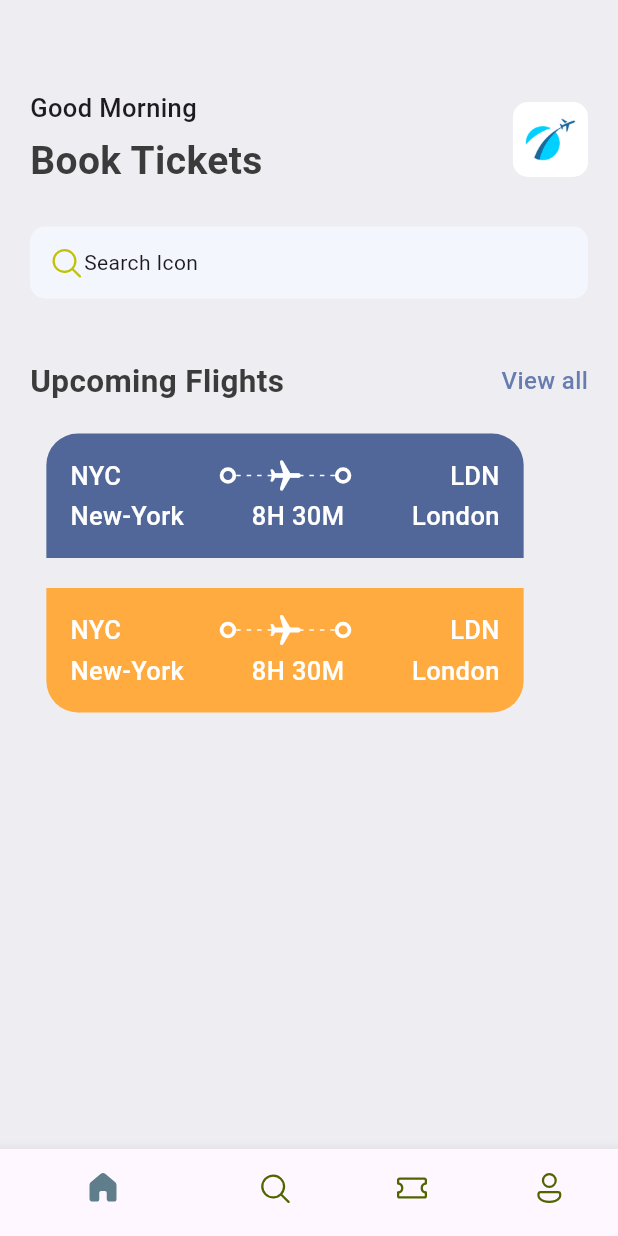
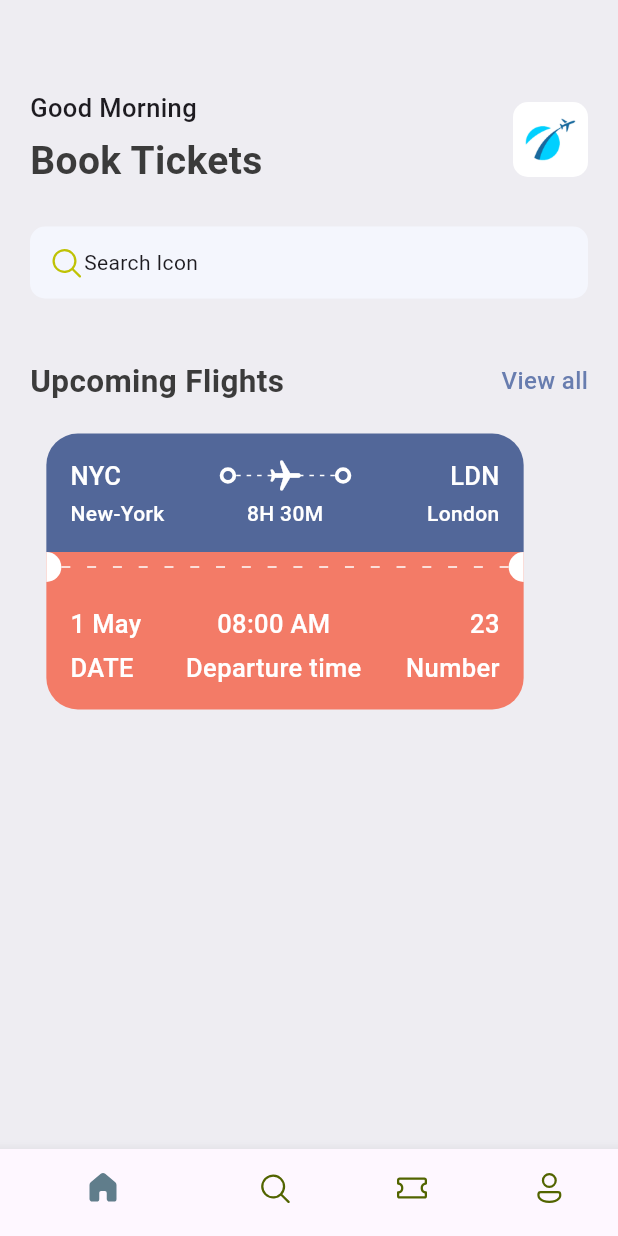
Before and after one commit to kyle-bdvl/flutter-app, a Flutter app: the screen it shows after launch, on a phone screen of 412 x 824 dp. Run offline on Flutter 3.47's test engine with Material 3 defaults, Android fonts, the phone set to English and light mode, and no system bars; our stand-ins replace fluentui_icons; missing offline and left inert: dart:ffi.

Commit message:
learnt how to make reusable classes something like components in react, hit the 6 hour mark

```diff
--- a/analysis_options.yaml
+++ b/analysis_options.yaml
@@ -23,6 +23,7 @@ linter:
   rules:
     # avoid_print: false  # Uncomment to disable the `avoid_print` rule
     # prefer_single_quotes: true  # Uncomment to enable the `prefer_single_quotes` rule
+    prefer_const_constructors: true
 
 # Additional information about this file can be found at
 # https://dart.dev/guides/language/analysis-options
--- a/lib/base/bottom_nav_bar.dart
+++ b/lib/base/bottom_nav_bar.dart
@@ -38,22 +38,22 @@ class _BottomNavbarState extends State<BottomNavbar> {
         unselectedItemColor: const Color(0xFF526400),
         showSelectedLabels: false,
         items: [
-          BottomNavigationBarItem(
+          const BottomNavigationBarItem(
             icon: Icon(FluentSystemIcons.ic_fluent_home_regular),
             activeIcon: Icon(FluentSystemIcons.ic_fluent_home_filled),
             label: "Home",
           ),
-          BottomNavigationBarItem(
+          const BottomNavigationBarItem(
             icon: Icon(FluentSystemIcons.ic_fluent_search_regular),
             activeIcon: Icon(FluentSystemIcons.ic_fluent_search_filled),
             label: "Search",
           ),
-          BottomNavigationBarItem(
+          const BottomNavigationBarItem(
             icon: Icon(FluentSystemIcons.ic_fluent_ticket_regular),
             activeIcon: Icon(FluentSystemIcons.ic_fluent_ticket_filled),
             label: "Tickets",
           ),
-          BottomNavigationBarItem(
+          const BottomNavigationBarItem(
             icon: Icon(FluentSystemIcons.ic_fluent_person_regular),
             activeIcon: Icon(FluentSystemIcons.ic_fluent_person_filled),
             label: "Profile",
--- a/lib/base/res/styles/app_styles.dart
+++ b/lib/base/res/styles/app_styles.dart
@@ -6,7 +6,7 @@ class AppStyles {
   static Color primaryColor = primary;
   static Color textColor = const Color(0xFF3b3b3b);
   static Color bgColor = const Color(0xFFeeedf2);
-
+  static Color ticketOrange = const Color(0xFFF37B67);
   static Color ticketBlue = const Color(0xFF526799);
 
   static TextStyle textStyle = TextStyle(
@@ -31,4 +31,9 @@ class AppStyles {
     fontSize: 17,
     fontWeight: FontWeight.w500,
   );
+
+  static TextStyle headLineStyle4 = const TextStyle(
+    fontSize: 14,
+    fontWeight: FontWeight.w500,
+  );
 }
--- /dev/null
+++ b/lib/base/widgets/app_column_text_layout.dart
@@ -0,0 +1,26 @@
+import 'package:flutter/cupertino.dart';
+import 'package:ticket_app/base/widgets/text_style_third.dart';
+
+class AppColumnTextLayout extends StatelessWidget {
+  final String text1;
+  final String text2;
+  final CrossAxisAlignment alignment;
+  const AppColumnTextLayout({
+    super.key,
+    required this.text1,
+    required this.text2,
+    required this.alignment,
+  });
+
+  @override
+  Widget build(BuildContext context) {
+    return Column(
+      crossAxisAlignment: alignment,
+      children: [
+        TextStyleThird(text: text1),
+        const SizedBox(height: 5),
+        TextStyleThird(text: text2),
+      ],
+    );
+  }
+}
--- a/lib/base/widgets/app_layoutbuilder_widget.dart
+++ b/lib/base/widgets/app_layoutbuilder_widget.dart
@@ -3,7 +3,12 @@ import 'package:flutter/material.dart';
 
 class AppLayoutBuilderWidget extends StatelessWidget {
   final int randomDivider;
-  const AppLayoutBuilderWidget({super.key, required this.randomDivider});
+  final double width;
+  const AppLayoutBuilderWidget({
+    super.key,
+    required this.randomDivider,
+    this.width = 3,
+  });
 
   @override
   Widget build(BuildContext context) {
@@ -15,9 +20,9 @@ class AppLayoutBuilderWidget extends StatelessWidget {
           children: List.generate(
             (constraints.constrainWidth() / randomDivider).floor(),
             (index) => SizedBox(
-              width: 3,
+              width: width,
               height: 1,
-              child: DecoratedBox(
+              child: const DecoratedBox(
                 decoration: BoxDecoration(color: Colors.white),
               ),
             ),
--- /dev/null
+++ b/lib/base/widgets/big_circle.dart
@@ -0,0 +1,30 @@
+import 'package:flutter/material.dart';
+
+class BigCircle extends StatelessWidget {
+  final bool isRight;
+
+  const BigCircle({super.key, required this.isRight});
+
+  @override
+  Widget build(BuildContext context) {
+    return SizedBox(
+      height: 20,
+      width: 10,
+      child: DecoratedBox(
+        decoration: BoxDecoration(
+          color: Colors.white,
+          borderRadius:
+              isRight == true
+                  ? const BorderRadius.only(
+                    topLeft: Radius.circular(10),
+                    bottomLeft: Radius.circular(10),
+                  )
+                  : const BorderRadius.only(
+                    topRight: Radius.circular(10),
+                    bottomRight: Radius.circular(10),
+                  ),
+        ),
+      ),
+    );
+  }
+}
--- /dev/null
+++ b/lib/base/widgets/text_style_fourth.dart
@@ -0,0 +1,21 @@
+import 'package:flutter/material.dart';
+import 'package:ticket_app/base/res/styles/app_styles.dart';
+
+class TextStyleFourth extends StatelessWidget {
+  final String text;
+  final TextAlign align;
+  const TextStyleFourth({
+    super.key,
+    required this.text,
+    this.align = TextAlign.start,
+  });
+
+  @override
+  Widget build(BuildContext context) {
+    return Text(
+      text,
+      textAlign: align,
+      style: AppStyles.headLineStyle4.copyWith(color: Colors.white),
+    );
+  }
+}
--- /dev/null
+++ b/lib/base/widgets/text_style_third.dart
@@ -0,0 +1,16 @@
+import 'package:flutter/material.dart';
+import 'package:ticket_app/base/res/styles/app_styles.dart';
+
+class TextStyleThird extends StatelessWidget {
+  final String text;
+
+  const TextStyleThird({super.key, required this.text});
+
+  @override
+  Widget build(BuildContext context) {
+    return Text(
+      text,
+      style: AppStyles.headLineStyle3.copyWith(color: Colors.white),
+    );
+  }
+}
--- a/lib/base/widgets/ticket_view.dart
+++ b/lib/base/widgets/ticket_view.dart
@@ -1,8 +1,11 @@
-import 'package:flutter/cupertino.dart';
 import 'package:flutter/material.dart';
 import 'package:ticket_app/base/res/styles/app_styles.dart';
+import 'package:ticket_app/base/widgets/app_column_text_layout.dart';
 import 'package:ticket_app/base/widgets/app_layoutbuilder_widget.dart';
+import 'package:ticket_app/base/widgets/big_circle.dart';
 import 'package:ticket_app/base/widgets/big_dot.dart';
+import 'package:ticket_app/base/widgets/text_style_fourth.dart';
+import 'package:ticket_app/base/widgets/text_style_third.dart';
 
 class TicketView extends StatelessWidget {
   const TicketView({super.key});
@@ -14,15 +17,17 @@ class TicketView extends StatelessWidget {
       width: size.width * 0.85,
       height: 189,
       child: Container(
+        // EdgeInsets === padding
         margin: const EdgeInsets.only(right: 16),
         child: Column(
           children: [
+            //blue partion
             Container(
-              margin: EdgeInsets.only(right: 16),
-              padding: EdgeInsets.all(16),
+              margin: const EdgeInsets.only(right: 16),
+              padding: const EdgeInsets.all(16),
               decoration: BoxDecoration(
                 color: AppStyles.ticketBlue,
-                borderRadius: BorderRadius.only(
+                borderRadius: const BorderRadius.only(
                   topLeft: Radius.circular(21),
                   topRight: Radius.circular(21),
                 ),
@@ -32,13 +37,8 @@ class TicketView extends StatelessWidget {
                   //show departure and destination with Icons first line
                   Row(
                     children: [
-                      Text(
-                        "NYC",
-                        style: AppStyles.headLineStyle3.copyWith(
-                          color: Colors.white,
-                        ),
-                      ),
-                      Expanded(child: Container()),
+                      const TextStyleThird(text: 'NYC'),
+                      const Expanded(child: SizedBox()),
                       const BigDot(),
                       // Stack basically there will be stuff on top of each other and you need a lot of children for that
                       Expanded(
@@ -51,7 +51,7 @@ class TicketView extends StatelessWidget {
                             Center(
                               child: Transform.rotate(
                                 angle: 1.57,
-                                child: Icon(
+                                child: const Icon(
                                   Icons.local_airport_rounded,
                                   color: Colors.white,
                                 ),
@@ -61,37 +61,26 @@ class TicketView extends StatelessWidget {
                         ),
                       ),
                       const BigDot(),
-                      Expanded(child: Container()),
-                      Text(
-                        "LDN",
-                        style: AppStyles.headLineStyle3.copyWith(
-                          color: Colors.white,
-                        ),
-                      ),
+                      const Expanded(child: SizedBox()),
+                      const TextStyleThird(text: 'LDN'),
                     ],
                   ),
                   const SizedBox(height: 3),
                   //Show departure and desitionation names with Time
                   Row(
                     children: [
-                      Text(
-                        "New-York",
-                        style: AppStyles.headLineStyle3.copyWith(
-                          color: Colors.white,
-                        ),
+                      const SizedBox(
+                        width: 100,
+                        child: TextStyleFourth(text: "New-York"),
                       ),
                       Expanded(child: Container()),
-                      Text(
-                        "8H 30M",
-                        style: AppStyles.headLineStyle3.copyWith(
-                          color: Colors.white,
-                        ),
-                      ),
+                      const TextStyleFourth(text: "8H 30M"),
                       Expanded(child: Container()),
-                      Text(
-                        "London",
-                        style: AppStyles.headLineStyle3.copyWith(
-                          color: Colors.white,
+                      const SizedBox(
+                        width: 100,
+                        child: TextStyleFourth(
+                          text: "London",
+                          align: TextAlign.end,
                         ),
                       ),
                     ],
@@ -99,85 +88,52 @@ class TicketView extends StatelessWidget {
                 ],
               ),
             ),
-
-            Container(height: 20),
-
+            //circles and dots
             Container(
-              margin: EdgeInsets.only(right: 16),
-              padding: EdgeInsets.all(16),
+              margin: const EdgeInsets.only(right: 16),
+              height: 20,
+              color: AppStyles.ticketOrange,
+              child: const Row(
+                children: [
+                  BigCircle(isRight: false),
+                  Expanded(
+                    child: AppLayoutBuilderWidget(randomDivider: 16, width: 6),
+                  ),
+                  BigCircle(isRight: true),
+                ],
+              ),
+            ),
+            //orange part of the ticket
+            Container(
+              margin: const EdgeInsets.only(right: 16),
+              padding: const EdgeInsets.all(16),
               decoration: BoxDecoration(
-                color: Colors.orangeAccent,
-                borderRadius: BorderRadius.only(
+                color: AppStyles.ticketOrange,
+                borderRadius: const BorderRadius.only(
                   bottomLeft: Radius.circular(21),
                   bottomRight: Radius.circular(21),
                 ),
               ),
-              child: Column(
+              child: const Column(
                 children: [
                   //show departure and destination with Icons first line
                   Row(
+                    mainAxisAlignment: MainAxisAlignment.spaceBetween,
                     children: [
-                      Text(
-                        "NYC",
-                        style: AppStyles.headLineStyle3.copyWith(
-                          color: Colors.white,
-                        ),
+                      AppColumnTextLayout(
+                        text1: "1 May",
+                        text2: "DATE",
+                        alignment: CrossAxisAlignment.start,
                       ),
-                      Expanded(child: Container()),
-                      const BigDot(),
-                      // Stack basically there will be stuff on top of each other and you need a lot of children for that
-                      Expanded(
-                        child: Stack(
-                          children: [
-                            const SizedBox(
-                              height: 24,
-                              child: AppLayoutBuilderWidget(randomDivider: 6),
-                            ),
-                            Center(
-                              child: Transform.rotate(
-                                angle: 1.57,
-                                child: Icon(
-                                  Icons.local_airport_rounded,
-                                  color: Colors.white,
-                                ),
-                              ),
-                            ),
-                          ],
-                        ),
+                      AppColumnTextLayout(
+                        text1: "08:00 AM",
+                        text2: "Departure time",
+                        alignment: CrossAxisAlignment.center,
                       ),
-                      const BigDot(),
-                      Expanded(child: Container()),
-                      Text(
-                        "LDN",
-                        style: AppStyles.headLineStyle3.copyWith(
-                          color: Colors.white,
-                        ),
-                      ),
-                    ],
-                  ),
-                  const SizedBox(height: 3),
-                  //Show departure and desitionation names with Time
-                  Row(
-                    children: [
-                      Text(
-                        "New-York",
-                        style: AppStyles.headLineStyle3.copyWith(
-                          color: Colors.white,
-                        ),
-                      ),
-                      Expanded(child: Container()),
-                      Text(
-                        "8H 30M",
-                        style: AppStyles.headLineStyle3.copyWith(
-                          color: Colors.white,
-                        ),
-                      ),
-                      Expanded(child: Container()),
-                      Text(
-                        "London",
-                        style: AppStyles.headLineStyle3.copyWith(
-                          color: Colors.white,
-                        ),
+                      AppColumnTextLayout(
+                        text1: "23",
+                        text2: "Number",
+                        alignment: CrossAxisAlignment.end,
                       ),
                     ],
                   ),
--- a/lib/screens/home_screen.dart
+++ b/lib/screens/home_screen.dart
@@ -42,7 +42,7 @@ class HomeScreen extends StatelessWidget {
                       //decoration is a widget with a type of decoration widget can't jave color simutaneously
                       decoration: BoxDecoration(
                         borderRadius: BorderRadius.circular(10),
-                        image: DecorationImage(
+                        image: const DecorationImage(
                           image: AssetImage(AppMedia.logo),
                         ),
                       ),
@@ -76,7 +76,7 @@ class HomeScreen extends StatelessWidget {
                   smallText: 'View all',
                 ),
                 const SizedBox(height: 20),
-                TicketView(),
+                const TicketView(),
               ],
             ),
           ),
```
